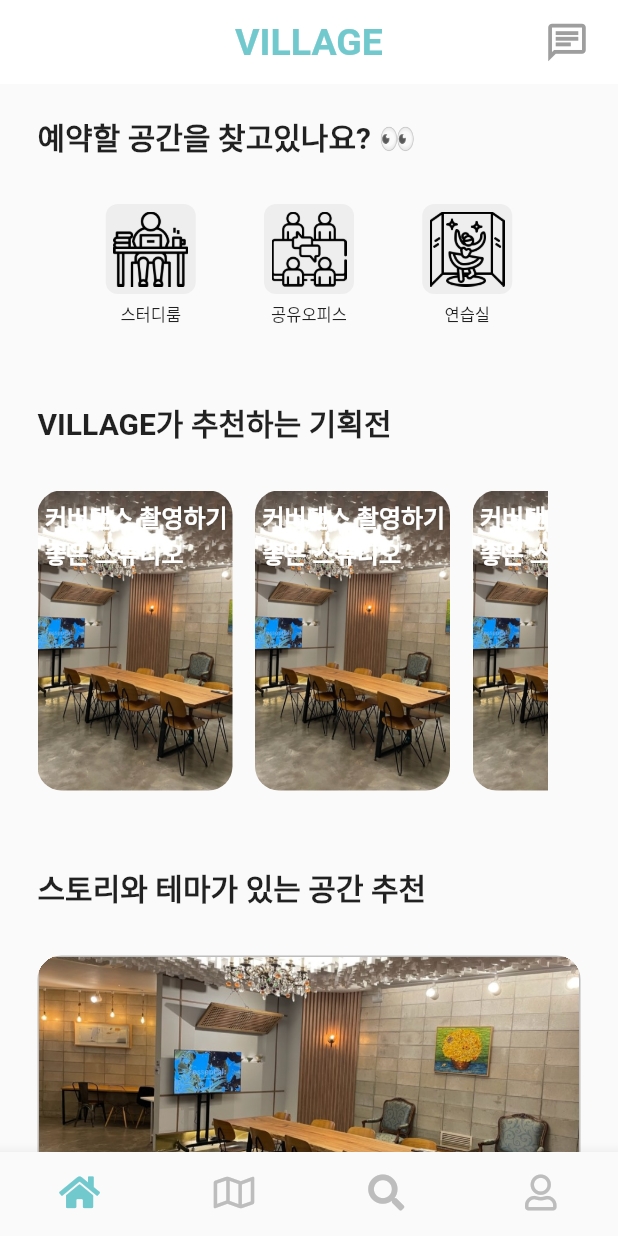
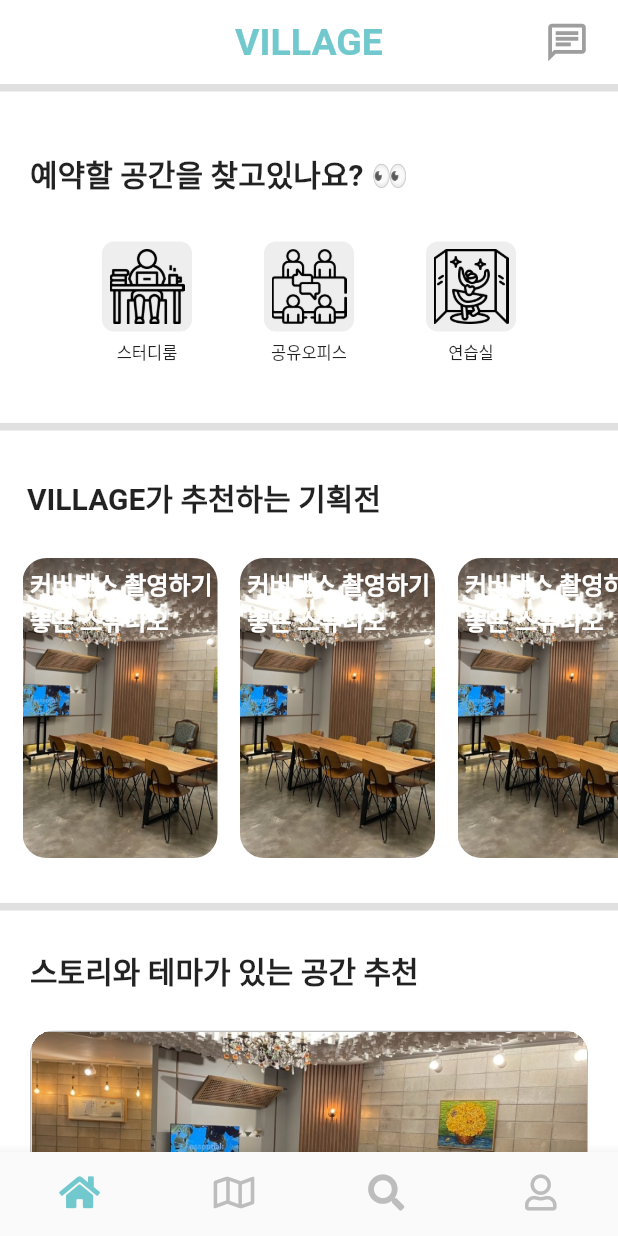
Before and after one commit to clean17/Village-Front-Project, a Flutter app: the screen it shows after launch, on a phone screen of 412 x 824 dp. Run offline on Flutter 3.47's test engine with Material 2 defaults, Android fonts, the phone set to English and light mode, and no system bars; our stand-ins replace dio, flutter_riverpod, flutter_secure_storage, fluttertoast, font_awesome_flutter, geolocator and 5 more; missing offline and left inert: remedi_kopo; project files that could hold a hidden picture were left out.

Commit message:
home_page 화면수정

```diff
--- a/lib/view/pages/main/home_page/widgets/home_body.dart
+++ b/lib/view/pages/main/home_page/widgets/home_body.dart
@@ -10,34 +10,67 @@ class HomeBody extends StatelessWidget {
 
   @override
   Widget build(BuildContext context) {
-    return CustomScrollView(
+    return Container(
+      color: Colors.white,
+      child: CustomScrollView(
         slivers: [
-        SliverList(
-          delegate: SliverChildListDelegate([
-            Padding(
-              padding: const EdgeInsets.symmetric(vertical: 20, horizontal: 25),
+          SliverToBoxAdapter(
+            child: Container(height: 5, color: Colors.grey.shade300),
+          ),
+          SliverToBoxAdapter(
+            child: Container(
+              padding: const EdgeInsets.symmetric(vertical: 40, horizontal: 20),
+              decoration: BoxDecoration(
+                color: Colors.white
+              ),
               child: Column(
-                crossAxisAlignment: CrossAxisAlignment.start,
-                children: const [
+                children: [
                   HomeTitle("예약할 공간을 찾고있나요? 👀"),
                   Categories(),
-                  SizedBox(height: 50),
-                  HomeTitle("VILLAGE가 추천하는 기획전"),
-                  SizedBox(height: 30),
-                  RecommendCard(),
-                  SizedBox(height: 50),
-                  HomeTitle("스토리와 테마가 있는 공간 추천"),
-                  SizedBox(height: 10),
                 ],
               ),
             ),
-          ]),
+          ),
+          SliverToBoxAdapter(
+            child: Container(height: 5, color: Colors.grey.shade300),
+          ),
+          SliverToBoxAdapter(
+            child: Container(
+              padding: const EdgeInsets.symmetric(vertical: 30),
+              decoration: BoxDecoration(
+                  color: Colors.white
+              ),
+              child: Column(
+                children: [
+                  Row(
+                    children: [
+                      SizedBox(width: 18),
+                      HomeTitle("VILLAGE가 추천하는 기획전"),
+                    ],
+                  ),
+                  SizedBox(height: 25),
+                  RecommendCard(),
+                ],
+              ),
+            ),
+          ),
+          SliverToBoxAdapter(
+            child: Container(height: 5, color: Colors.grey.shade300,),
+          ),
+          SliverToBoxAdapter(
+            child: Container(
+              padding: const EdgeInsets.symmetric(vertical: 25, horizontal: 20),
+              decoration: BoxDecoration(
+                  color: Colors.white
+              ),
+              child: HomeTitle("스토리와 테마가 있는 공간 추천"),
+            ),
           ),
           SliverList(
             delegate: SliverChildBuilderDelegate(
                   (context, index) {
                 return Padding(
-                padding: const EdgeInsets.symmetric(horizontal: 25),
+                  padding: const EdgeInsets.symmetric(horizontal: 20),
                   child: GestureDetector(
                       onTap: () =>
                           Navigator.pushNamed(context, Move.placeDetailPage),
@@ -46,8 +79,9 @@ class HomeBody extends StatelessWidget {
               },
               childCount: 5,
             ),
+          )
+        ],
       ),
-      ],
     );
   }
 }
--- a/lib/view/pages/main/home_page/widgets/home_title.dart
+++ b/lib/view/pages/main/home_page/widgets/home_title.dart
@@ -7,9 +7,12 @@ class HomeTitle extends StatelessWidget {
 
   @override
   Widget build(BuildContext context) {
-    return Text(
-      title,
-      style: TextStyle(fontSize: 20, fontWeight: FontWeight.bold),
+    return Align(
+      alignment: Alignment.centerLeft,
+      child: Text(
+        title,
+        style: TextStyle(fontSize: 20, fontWeight: FontWeight.bold),
+      ),
     );
   }
 }
--- a/lib/view/pages/main/home_page/widgets/recommend_card.dart
+++ b/lib/view/pages/main/home_page/widgets/recommend_card.dart
@@ -5,15 +5,15 @@ class RecommendCard extends StatelessWidget {
 
   @override
   Widget build(BuildContext context) {
-    return                     SizedBox(
+    return SizedBox(
       height: 200,
-      width: 340,
+      width: double.infinity,
       child: ListView.builder(
         scrollDirection: Axis.horizontal,
         itemCount: 5,
         itemBuilder: (BuildContext context, int index) {
           return Container(
-            margin: EdgeInsets.only(right: 15),
+            margin: EdgeInsets.only(left: 15),
             height: 200,
             width: 130,
             decoration: BoxDecoration(
```
Lines whose indentation alone changed are shown as unchanged.
